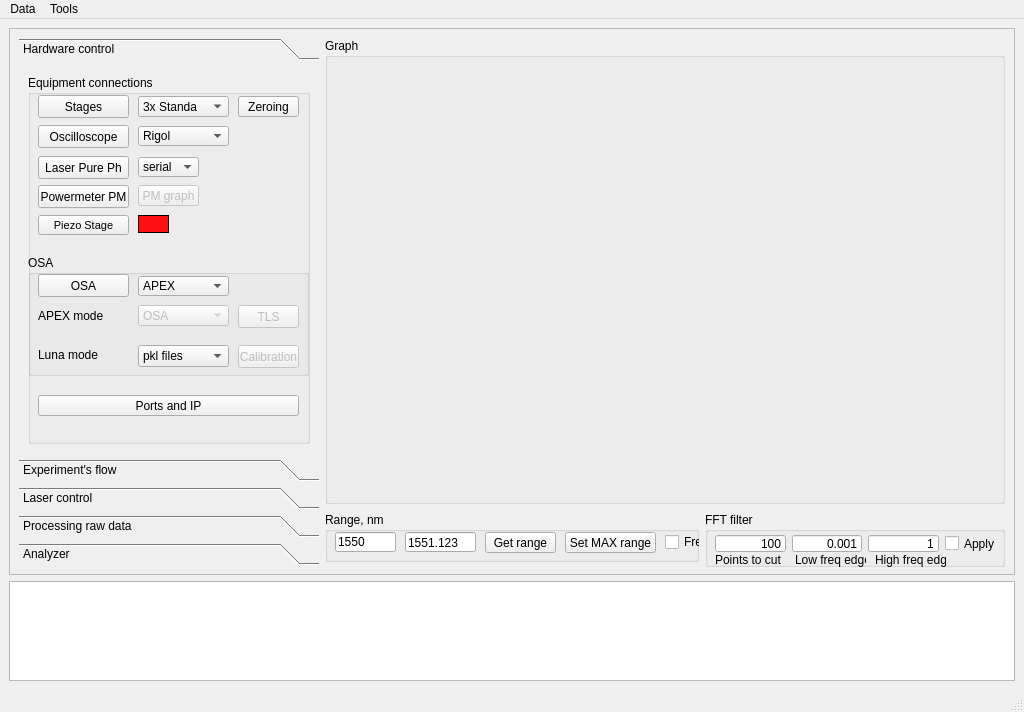
Qt form Windows/UIs/MainWindow.ui (IlyaVatnik/ScanLoop) before a commit.
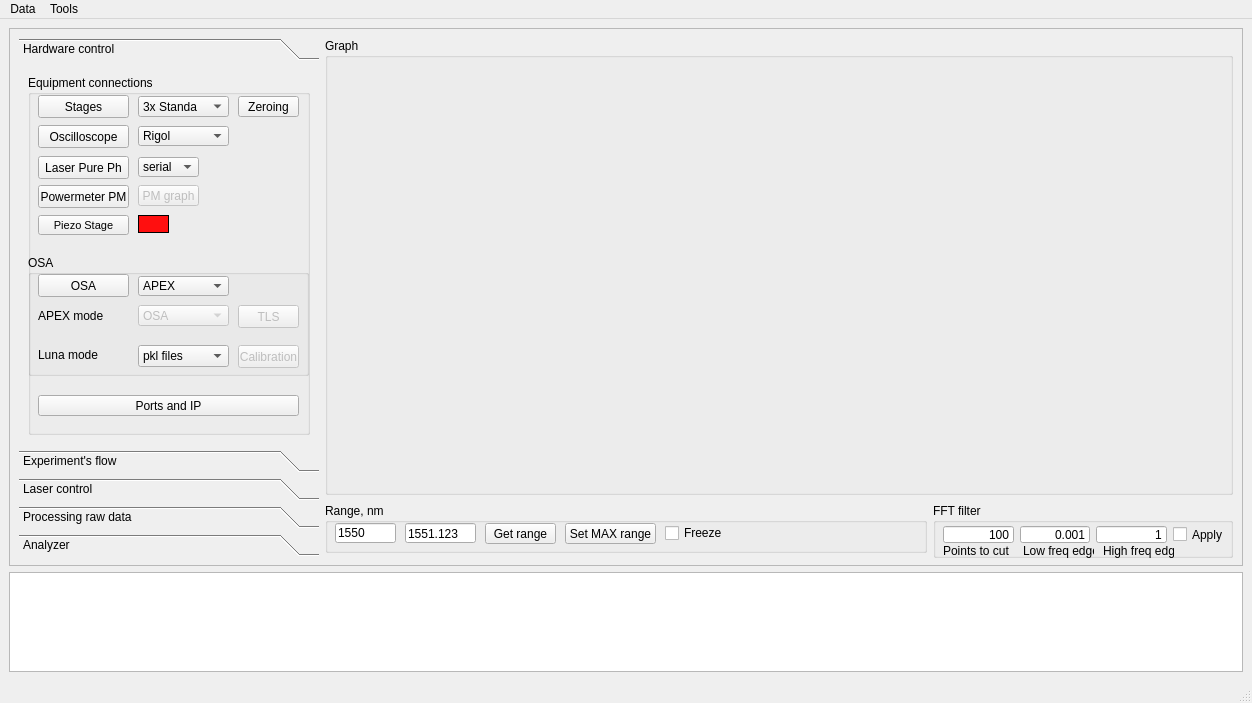
The same form after that commit.

```diff
--- a/Windows/UIs/MainWindow.ui
+++ b/Windows/UIs/MainWindow.ui
@@ -6,8 +6,8 @@
    <rect>
     <x>0</x>
     <y>0</y>
-    <width>1024</width>
-    <height>712</height>
+    <width>1252</width>
+    <height>703</height>
    </rect>
   </property>
   <property name="minimumSize">
@@ -55,8 +55,8 @@
         <rect>
          <x>0</x>
          <y>0</y>
-         <width>1004</width>
-         <height>545</height>
+         <width>1232</width>
+         <height>536</height>
         </rect>
        </property>
        <layout class="QGridLayout" name="gridLayout_4">
@@ -359,7 +359,7 @@
              <x>0</x>
              <y>0</y>
              <width>300</width>
-             <height>392</height>
+             <height>383</height>
             </rect>
            </property>
            <attribute name="label">
@@ -3002,7 +3002,7 @@
     <rect>
      <x>0</x>
      <y>0</y>
-     <width>1024</width>
+     <width>1252</width>
      <height>21</height>
     </rect>
    </property>
```
Left out of the diff: 2 changed lines with no effect on the pictures.
